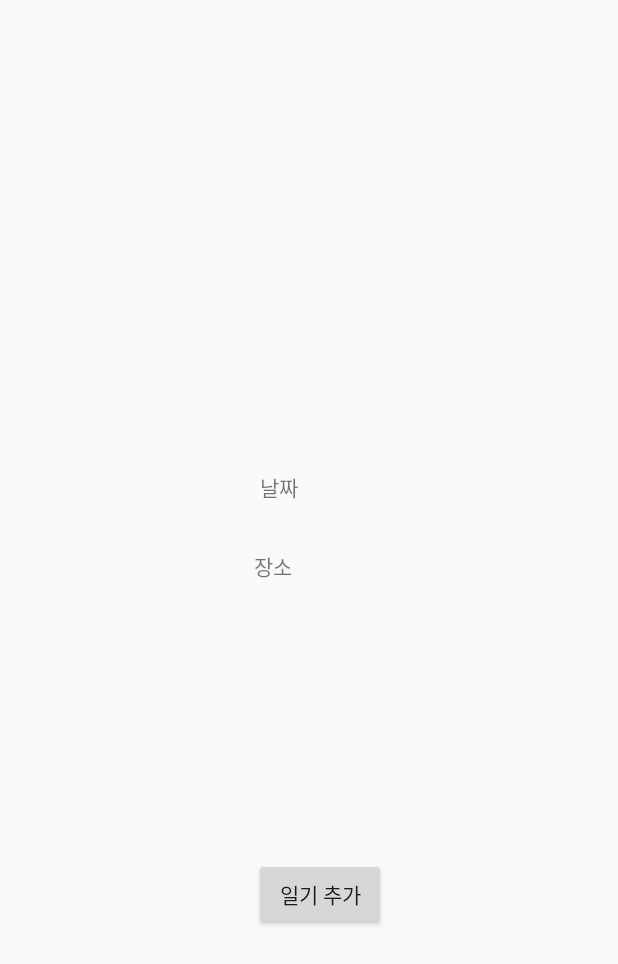
After one commit to sueelly/maphistory, an Android app: the layout selected_place_fragment.xml on its own in the app's theme, with its tools: preview values and no code run, on a phone screen of 412 x 824 dp. The commit adds this screen. Shown: the top 964 px of the screen. Run offline under Robolectric (Android 15) with nearby library versions, the phone set to English and light mode, and no system bars.

Commit message:
click event & info fragment

```diff
--- a/app/src/main/AndroidManifest.xml
+++ b/app/src/main/AndroidManifest.xml
@@ -5,10 +5,8 @@
 
     <uses-permission android:name="android.permission.ACCESS_COARSE_LOCATION" />
     <uses-permission android:name="android.permission.ACCESS_FINE_LOCATION" tools:node="remove"/>
-
     <uses-permission android:name="android.permission.ACCESS_FINE_LOCATION" />
 
-    <uses-permission android:name="android.permission.ACCESS_FINE_LOCATION" />
 
     <application
         android:allowBackup="true"
@@ -35,7 +33,8 @@
             </intent-filter>
         </activity>
         <activity
-            android:name=".NewHistoryActivity" ></activity>
+            android:name=".NewHistoryActivity"
+            android:parentActivityName=".MainActivity"/>
         <activity
             android:name=".HistoryListActivity" ></activity>
         <activity
--- /dev/null
+++ b/app/src/main/res/layout/selected_place_fragment.xml
@@ -0,0 +1,37 @@
+<?xml version="1.0" encoding="utf-8"?>
+<androidx.constraintlayout.widget.ConstraintLayout xmlns:android="http://schemas.android.com/apk/res/android"
+    xmlns:app="http://schemas.android.com/apk/res-auto"
+    xmlns:tools="http://schemas.android.com/tools"
+    android:layout_width="match_parent"
+    android:layout_height="match_parent">
+
+    <TextView
+        android:id="@+id/place_name"
+        android:layout_width="wrap_content"
+        android:layout_height="wrap_content"
+        android:layout_marginStart="169dp"
+        android:layout_marginBottom="184dp"
+        android:text="장소"
+        app:layout_constraintBottom_toTopOf="@+id/btn_new_history"
+        app:layout_constraintStart_toStartOf="parent" />
+
+    <Button
+        android:id="@+id/btn_new_history"
+        android:layout_width="wrap_content"
+        android:layout_height="wrap_content"
+        android:layout_marginStart="169dp"
+        android:layout_marginBottom="204dp"
+        android:text="일기 추가"
+        app:layout_constraintBottom_toBottomOf="parent"
+        app:layout_constraintStart_toStartOf="parent" />
+
+    <TextView
+        android:id="@+id/date"
+        android:layout_width="wrap_content"
+        android:layout_height="wrap_content"
+        android:layout_marginStart="173dp"
+        android:layout_marginBottom="31dp"
+        android:text="날짜"
+        app:layout_constraintBottom_toTopOf="@+id/place_name"
+        app:layout_constraintStart_toStartOf="parent" />
+</androidx.constraintlayout.widget.ConstraintLayout>
```
Also changed, not shown: app/src/main/java/com/example/maphistory/MainActivity.java (+78 -75 lines), app/src/main/java/com/example/maphistory/SelectedPlaceFragment.java (added, +36 -0 lines), app/src/main/res/layout/activity_main.xml (+14 -0 lines), app/src/main/res/layout/map_info.xml (deleted, +0 -18 lines), 9 other files.
